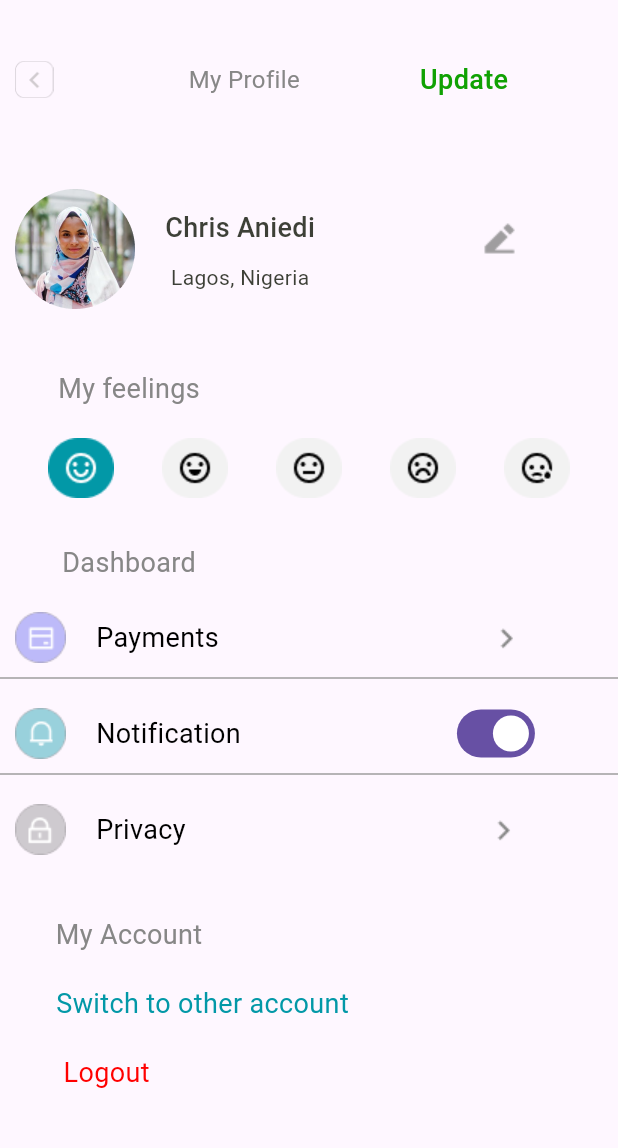
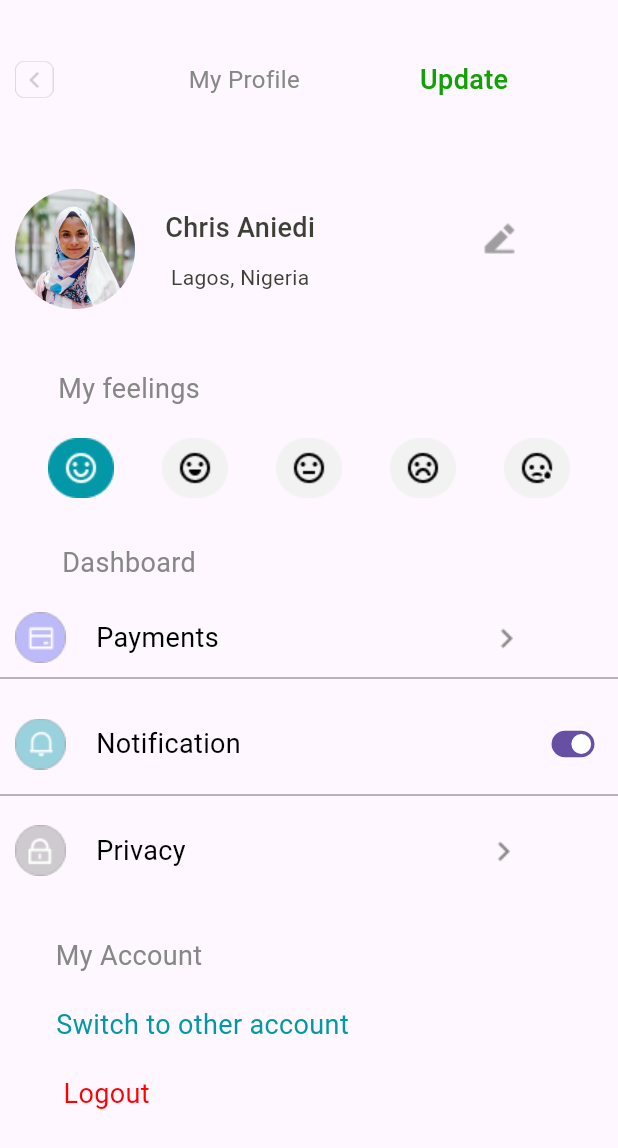
Before and after one commit to Cashkid500/mihi_app, a Flutter app: the ProfileSettingsScreen screen opened directly, on a phone screen of 412 x 824 dp. Shown: the top 1148 px of the screen. Run offline on Flutter 3.47's test engine with Material 3 defaults, Android fonts, the light colour scheme and no system bars; our stand-ins replace image_picker.

Commit message:
Made some fixes on the switch widget

```diff
--- a/lib/screens/profile/profile_settings.dart
+++ b/lib/screens/profile/profile_settings.dart
@@ -203,15 +203,9 @@ class _ProfileSettingsScreenState extends State<ProfileSettingsScreen> {
                       fontWeight: FontWeight.w400,
                       color: blackText),
                 ),
-                const SizedBox(
-                  width: 150,
-                ),
-                Container(
-                  width: 40,
-                  height: 20,
-                  decoration: BoxDecoration(
-                    borderRadius: BorderRadius.circular(8),
-                  ),
+                const Spacer(),
+                Transform.scale(
+                  scale: 0.55,
                   child: Switch(
                     value: _switchValue,
                     onChanged: (value) {
```
